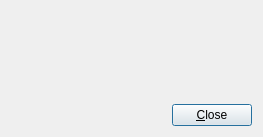
Above: src/AboutDialog.ui from aither64/haveclip-core before the change. Below: the same form after it.
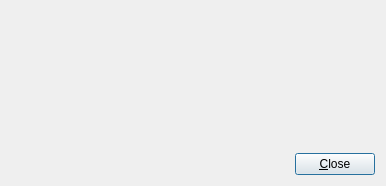
That is the form after the change. Icons and pictures are not drawn.

Commit message: Add new icon, update about dialog, add windows desktop icon

```diff
--- a/src/AboutDialog.ui
+++ b/src/AboutDialog.ui
@@ -6,8 +6,8 @@
    <rect>
     <x>0</x>
     <y>0</y>
-    <width>263</width>
-    <height>137</height>
+    <width>386</width>
+    <height>186</height>
    </rect>
   </property>
   <property name="windowTitle">
@@ -19,11 +19,28 @@
   </property>
   <layout class="QVBoxLayout" name="verticalLayout">
    <item>
+    <layout class="QHBoxLayout" name="horizontalLayout_2">
+     <item>
+      <widget class="QLabel" name="label">
+       <property name="text">
+        <string/>
+       </property>
+       <property name="pixmap">
+        <pixmap resource="../HaveClip.qrc">:/gfx/HaveClip_128.png</pixmap>
+       </property>
+       <property name="alignment">
+        <set>Qt::AlignCenter</set>
+       </property>
+      </widget>
+     </item>
+     <item>
     <widget class="QLabel" name="textLabel">
      <property name="text">
       <string/>
      </property>
     </widget>
+     </item>
+    </layout>
    </item>
    <item>
     <layout class="QHBoxLayout" name="horizontalLayout">
```
Left out of the diff: 2 changed lines with no effect on the pictures. Lines whose indentation alone changed are shown as unchanged. The commit also changes 13 other files.
